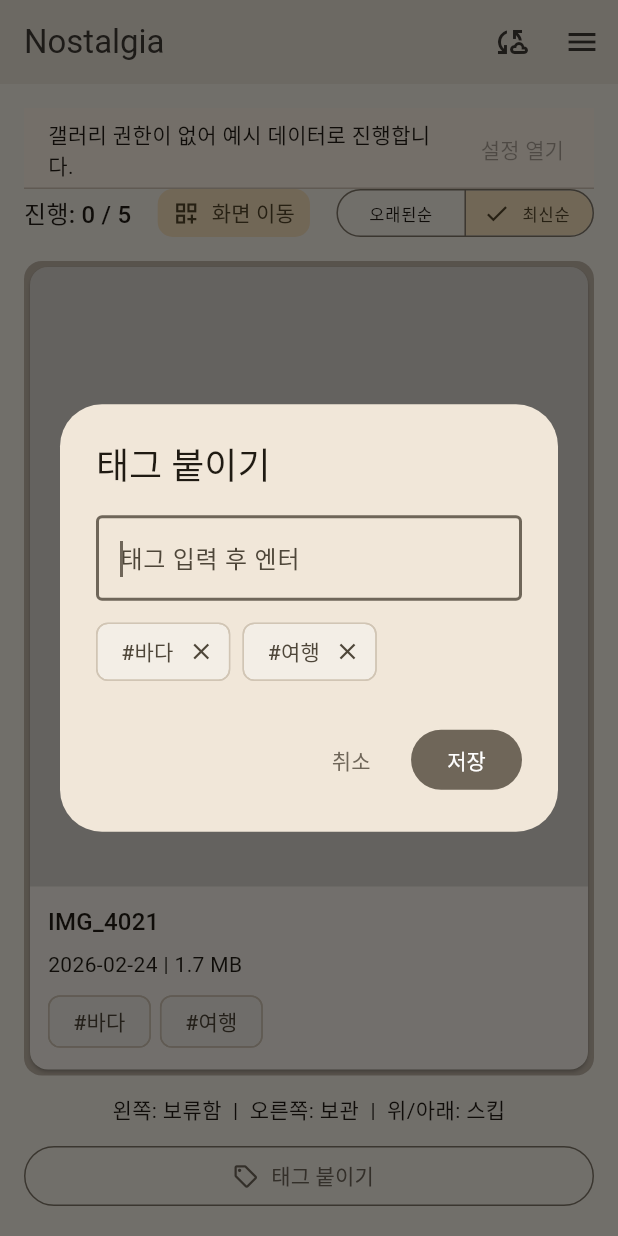
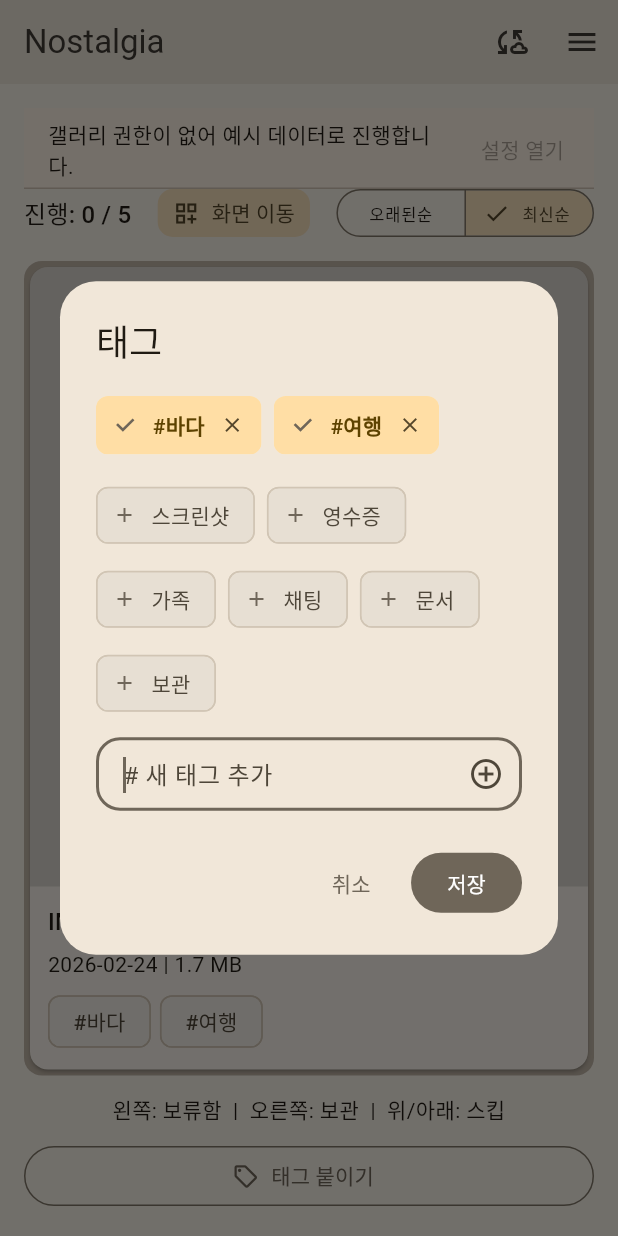
Before and after one commit to baak-jun/Nostalgia, a Flutter app: the screen it shows after launch, after a tap on "최신순", after a tap on "태그 붙이기", on a phone screen of 412 x 824 dp. Run offline on Flutter 3.47's test engine with Material 3 defaults, Android fonts, the phone set to English and light mode, and no system bars; our stand-ins replace native_exif, shared_preferences; missing offline and left inert: photo_manager.

Commit message:
feat(tags): align tag editor UX with Samsung Gallery sheet and dynamic suggestions

```diff
--- a/lib/features/cloud/presentation/cloud_drive_screen.dart
+++ b/lib/features/cloud/presentation/cloud_drive_screen.dart
@@ -117,10 +117,18 @@ class _CloudDriveScreenState extends State<CloudDriveScreen> with SingleTickerPr
     if (remaining.isEmpty) return;
     final current = remaining.first;
     final currentTags = (_tagsByFileId[current.id] ?? current.tags).toSet();
+    final allCloudTags = _cloudPhotos
+        .expand((p) => _tagsByFileId[p.id] ?? p.tags)
+        .map((t) => t.trim().toLowerCase())
+        .where((t) => t.isNotEmpty)
+        .toSet();
 
     final updatedTags = await showDialog<Set<String>>(
       context: context,
-      builder: (_) => TagEditorDialog(initialTags: currentTags),
+      builder: (_) => TagEditorDialog(
+        initialTags: currentTags,
+        suggestedTags: allCloudTags.difference(currentTags),
+      ),
     );
 
     if (!mounted || updatedTags == null) return;
--- a/lib/features/home/presentation/home.screen.dart
+++ b/lib/features/home/presentation/home.screen.dart
@@ -150,9 +150,17 @@ class _HomeScreenState extends State<HomeScreen> {
     final initialTags =
         _customTagsByPhotoId[item.id] ??
         <String>{...item.tags.map(_normalizeTag)}..removeWhere((tag) => tag.isEmpty);
+    final allAvailableTags = _photos
+        .expand((p) => visibleTags(_customTagsByPhotoId[p.id] ?? p.tags))
+        .map(_normalizeTag)
+        .where((tag) => tag.isNotEmpty)
+        .toSet();
     final updatedTags = await showDialog<Set<String>>(
       context: context,
-      builder: (context) => TagEditorDialog(initialTags: initialTags),
+      builder: (context) => TagEditorDialog(
+        initialTags: initialTags,
+        suggestedTags: allAvailableTags.difference(initialTags),
+      ),
     );
     if (!mounted || updatedTags == null) return false;
     var shouldRecoverFromDeferred = recoverFromDeferred;
--- a/lib/features/tags/presentation/widgets/tag_editor_dialog.dart
+++ b/lib/features/tags/presentation/widgets/tag_editor_dialog.dart
@@ -4,9 +4,11 @@ class TagEditorDialog extends StatefulWidget {
   const TagEditorDialog({
     super.key,
     required this.initialTags,
+    this.suggestedTags = const <String>{},
   });
 
   final Set<String> initialTags;
+  final Set<String> suggestedTags;
 
   @override
   State<TagEditorDialog> createState() => _TagEditorDialogState();
@@ -26,7 +28,7 @@ class _TagEditorDialogState extends State<TagEditorDialog> {
   }
 
   void _addTag(String value) {
-    final normalized = value.trim().toLowerCase();
+    final normalized = value.replaceAll('#', '').trim().toLowerCase();
     if (normalized.isEmpty) {
       return;
     }
@@ -53,30 +55,24 @@ class _TagEditorDialogState extends State<TagEditorDialog> {
 
   @override
   Widget build(BuildContext context) {
+    final theme = Theme.of(context);
     final sortedTags = _tags.toList()..sort();
+    final remainingSuggestions = widget.suggestedTags
+        .where((s) => !_tags.contains(s.toLowerCase()))
+        .take(10)
+        .toList();
 
     return AlertDialog(
-      title: const Text('태그 붙이기'),
+      title: const Text('태그'),
+      shape: RoundedRectangleBorder(borderRadius: BorderRadius.circular(24)),
       content: SizedBox(
         width: 360,
         child: Column(
           mainAxisSize: MainAxisSize.min,
           crossAxisAlignment: CrossAxisAlignment.stretch,
           children: [
-            TextField(
-              controller: _controller,
-              focusNode: _inputFocusNode,
-              autofocus: true,
-              onSubmitted: _handleSubmitted,
-              decoration: const InputDecoration(
-                hintText: '태그 입력 후 엔터',
-                border: OutlineInputBorder(),
-              ),
-            ),
-            const SizedBox(height: 10),
-            if (sortedTags.isEmpty)
-              const Text('적용된 태그가 없습니다.')
-            else
+            // Selected Active Tags (# tag)
+            if (sortedTags.isNotEmpty) ...[
               Wrap(
                 spacing: 8,
                 runSpacing: 8,
@@ -84,11 +80,62 @@ class _TagEditorDialogState extends State<TagEditorDialog> {
                     .map(
                       (tag) => InputChip(
                         label: Text('#$tag'),
+                        selected: true,
+                        selectedColor: theme.colorScheme.primaryContainer,
+                        labelStyle: TextStyle(
+                          color: theme.colorScheme.onPrimaryContainer,
+                          fontWeight: FontWeight.w600,
+                        ),
+                        deleteIcon: const Icon(Icons.close, size: 16),
                         onDeleted: () => _removeTag(tag),
                       ),
                     )
                     .toList(),
               ),
+              const SizedBox(height: 12),
+            ],
+
+            // Recommended Suggestions (+ tag)
+            if (remainingSuggestions.isNotEmpty) ...[
+              Wrap(
+                spacing: 8,
+                runSpacing: 8,
+                children: remainingSuggestions
+                    .map(
+                      (suggestion) => ActionChip(
+                        avatar: const Icon(Icons.add, size: 16),
+                        label: Text(suggestion),
+                        backgroundColor: theme.colorScheme.surfaceContainerHighest,
+                        labelStyle: TextStyle(
+                          color: theme.colorScheme.onSurfaceVariant,
+                        ),
+                        onPressed: () => _addTag(suggestion),
+                      ),
+                    )
+                    .toList(),
+              ),
+              const SizedBox(height: 12),
+            ],
+
+            // Tag input field (# 새 태그 추가)
+            TextField(
+              controller: _controller,
+              focusNode: _inputFocusNode,
+              autofocus: true,
+              onSubmitted: _handleSubmitted,
+              decoration: InputDecoration(
+                hintText: '# 새 태그 추가',
+                contentPadding: const EdgeInsets.symmetric(horizontal: 14, vertical: 12),
+                border: OutlineInputBorder(
+                  borderRadius: BorderRadius.circular(16),
+                ),
+                suffixIcon: IconButton(
+                  icon: const Icon(Icons.add_circle_outline),
+                  tooltip: '태그 추가',
+                  onPressed: () => _addTag(_controller.text),
+                ),
+              ),
+            ),
           ],
         ),
       ),
```
Also changed, not shown: 3 other files.
